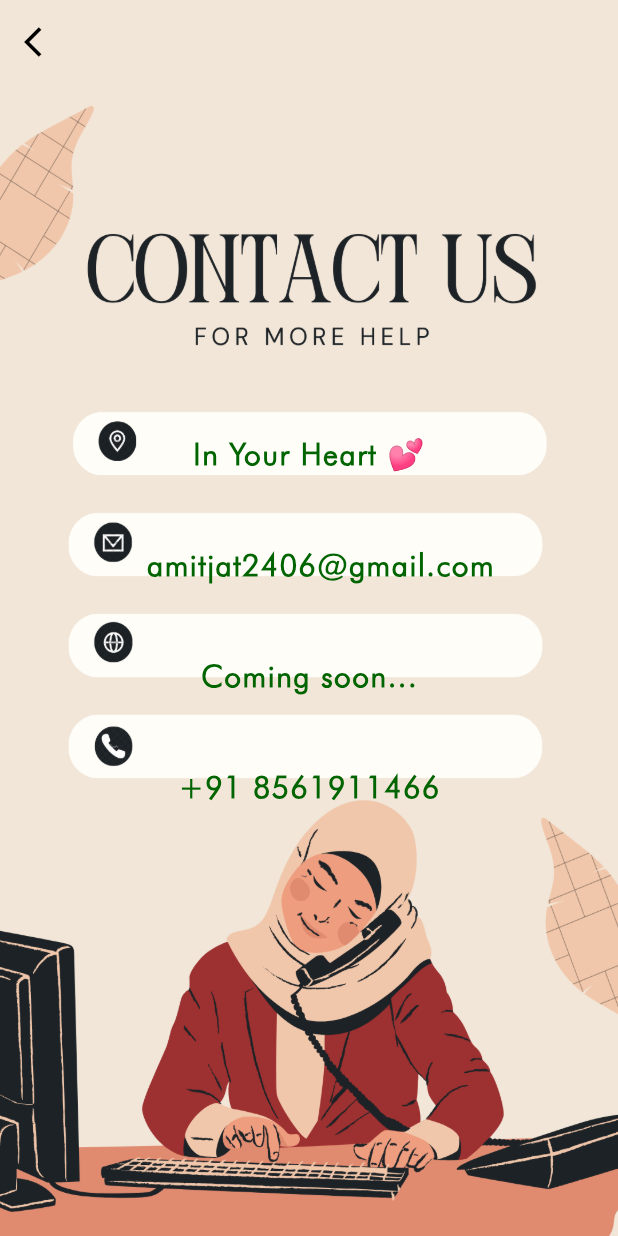
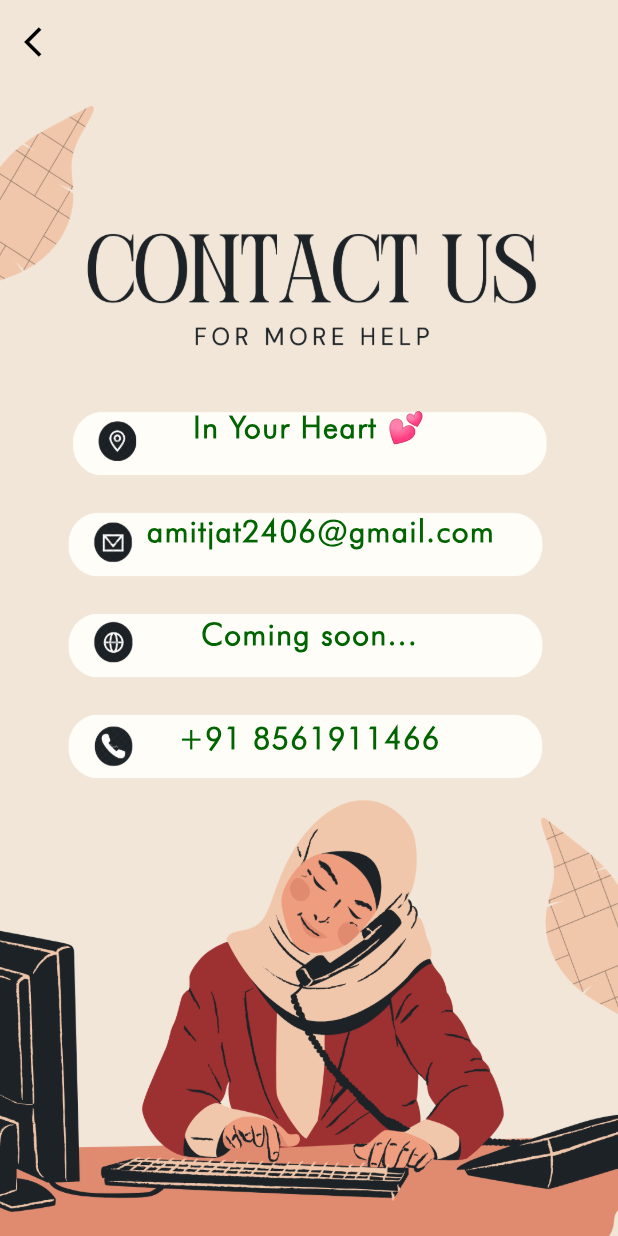
Before and after one commit to Amit0424/Coffee_Cafe_App, a Flutter app: the ContactUsScreen screen opened directly, on a phone screen of 412 x 824 dp. Run offline on Flutter 3.47's test engine with Material 3 defaults, Android fonts, the light colour scheme and no system bars; our stand-ins replace cached_network_image, cloud_firestore, dio, file_picker, firebase_auth, firebase_core and 10 more; missing offline and left inert: flutter_pdfview; accounts and stored records are empty; network calls fail.

Commit message:
done some changes in Hp Lappi

```diff
--- a/lib/screens/cart_screen.dart
+++ b/lib/screens/cart_screen.dart
@@ -91,6 +91,7 @@ class _CartScreenState extends State<CartScreen> {
               return Padding(
                 padding: const EdgeInsets.only(left: 10.0, right: 10.0),
                 child: Card(
+                  // color: brownishWhite,
                   elevation: 3,
                   shadowColor: const Color(0x7a7a7aff),
                   child: Padding(
--- a/lib/screens/contact_us_screen.dart
+++ b/lib/screens/contact_us_screen.dart
@@ -6,6 +6,7 @@ class ContactUsScreen extends StatelessWidget {
 
   @override
   Widget build(BuildContext context) {
+    final screenHeight = MediaQuery.of(context).size.height;
     return Scaffold(
       appBar: AppBar(
         backgroundColor: const Color(0xfff1e6d8),
@@ -27,22 +28,19 @@ class ContactUsScreen extends StatelessWidget {
               image: AssetImage('assets/images/contact_us.png'),
               fit: BoxFit.fill),
         ),
-        child: Stack(
-          children: [
-            Positioned(
-              left: 0,
-              right: 0,
-              top: 232,
         child: Column(
           children: [
+            SizedBox(
+              height: screenHeight * 0.26,
+            ),
             const Text(
               'In Your Heart 💕',
               style: kContactUsTextStyle,
             ),
-                  const SizedBox(height: 45),
-                  Row(
+            const SizedBox(height: 40),
+            const Row(
               mainAxisAlignment: MainAxisAlignment.center,
-                    children: const [
+              children: [
                 SizedBox(width: 15),
                 Text(
                   'amitjat2406@gmail.com',
@@ -50,12 +48,12 @@ class ContactUsScreen extends StatelessWidget {
                 ),
               ],
             ),
-                  const SizedBox(height: 45),
+            const SizedBox(height: 40),
             const Text(
               'Coming soon...',
               style: kContactUsTextStyle,
             ),
-                  const SizedBox(height: 45),
+            const SizedBox(height: 40),
             const Text(
               '+91 8561911466',
               style: kContactUsTextStyle,
@@ -63,9 +61,6 @@ class ContactUsScreen extends StatelessWidget {
           ],
         ),
       ),
-          ],
-        ),
-      ),
     );
   }
 }
--- a/lib/screens/favorite_screen.dart
+++ b/lib/screens/favorite_screen.dart
@@ -113,8 +113,6 @@ class _FavoriteScreenState extends State<FavoriteScreen> {
                                 crossAxisAlignment: CrossAxisAlignment.start,
                                 children: <Widget>[
                                   Row(
-                                    // mainAxisAlignment:
-                                    //     MainAxisAlignment.spaceBetween,
                                     children: [
                                       Text(
                                         item.name,
```
Also changed, not shown: lib/screens/settings_screen.dart (+5 -5 lines), lib/widgets/nav_bar.dart (+10 -22 lines), pubspec.lock, 4 other files. Lines whose indentation alone changed are shown as unchanged.
